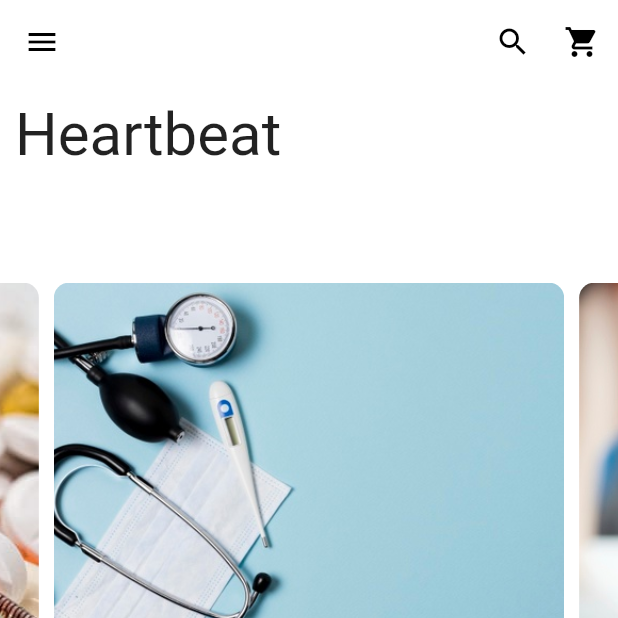
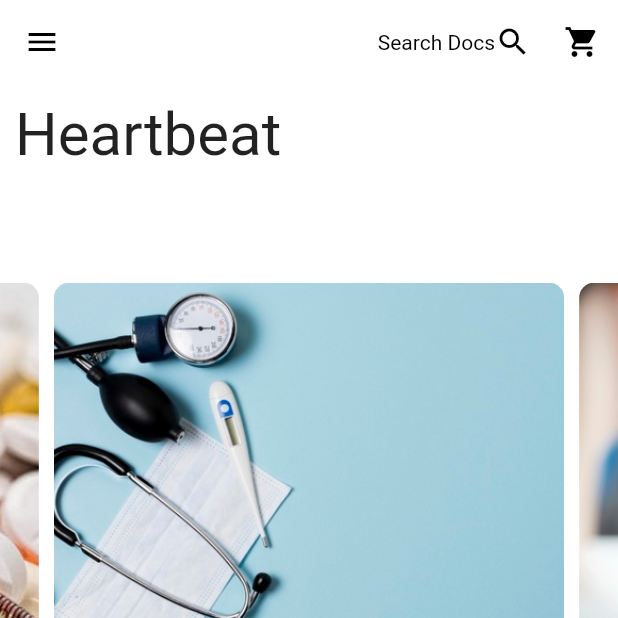
Before and after one commit to ShanuFutura/HeartBeat, a Flutter app: the screen it shows after launch, on a phone screen of 412 x 824 dp, the top half of it. Run offline on Flutter 3.47's test engine with Material 2 defaults, Android fonts, the light colour scheme and no system bars; drawn by our look-alikes of carousel_slider; our stand-ins replace dropdown_search, fluttertoast, image_picker, shared_preferences.

Commit message:
doc search icon and listwidgt reconstructed

```diff
--- a/heartbeat/lib/screens/patient_home_page.dart
+++ b/heartbeat/lib/screens/patient_home_page.dart
@@ -73,35 +73,63 @@ class _PatientHomePageState extends State<PatientHomePage> {
         backgroundColor: Colors.white,
         actions: [
           Padding(
-            padding: const EdgeInsets.all(10.0),
-            child: DropdownButton(
-              underline: Container(),
-              icon: const Icon(
-                Icons.search,
-                color: Colors.black,
+              padding: const EdgeInsets.all(10.0),
+              child: GestureDetector(
+                onTap: () {
+                  showDialog(
+                      context: context,
+                      builder: (BuildContext context) {
+                        return Dialog(
+                          child: ListView.builder(
+                              itemCount: DummyLists.docsList.length,
+                              itemBuilder: (context, index) {
+                                return ListTile(
+                                  onTap: () {
+                                    Navigator.of(context).pushNamed(
+                                        DoctorView.routeName,
+                                        arguments: DummyLists.docsList[index]);
+                                  },
+                                  title: Text(DummyLists.docsList[index]),
+                                );
+                              }),
+                        );
+                      });
+                },
+                child: Row(
+                  children: [
+                    Text('Search Docs'),
+                    Icon((Icons.search)),
+                  ],
+                ),
+              )
+              // DropdownButton(
+              //   underline: Container(),
+              //   icon: const Icon(
+              //     Icons.search,
+              //     color: Colors.black,
+              //   ),
+              //   items: [
+              //     ...DummyLists.docsList
+              //         .map((e) => DropdownMenuItem(
+              //               child: Column(
+              //                 crossAxisAlignment: CrossAxisAlignment.start,
+              //                 children: [
+              //                   Container(
+              //                     child: Text(e),z
+              //                   ),
+              //                   Divider(),
+              //                 ],
+              //               ),
+              //               value: e,
+              //             ))
+              //         .toList(),
+              //   ],
+              //   onChanged: (v) {
+              //     Navigator.of(context)
+              //         .pushNamed(DoctorView.routeName, arguments: v);
+              //   },
+              // ),
               ),
-              items: [
-                ...DummyLists.docsList
-                    .map((e) => DropdownMenuItem(
-                          child: Column(
-                            crossAxisAlignment: CrossAxisAlignment.start,
-                            children: [
-                              Container(
-                                child: Text(e),
-                              ),
-                              Divider(),
-                            ],
-                          ),
-                          value: e,
-                        ))
-                    .toList(),
-              ],
-              onChanged: (v) {
-                Navigator.of(context)
-                    .pushNamed(DoctorView.routeName, arguments: v);
-              },
-            ),
-          ),
           IconButton(onPressed: () {}, icon: Icon(Icons.shopping_cart)),
         ],
       ),
```
